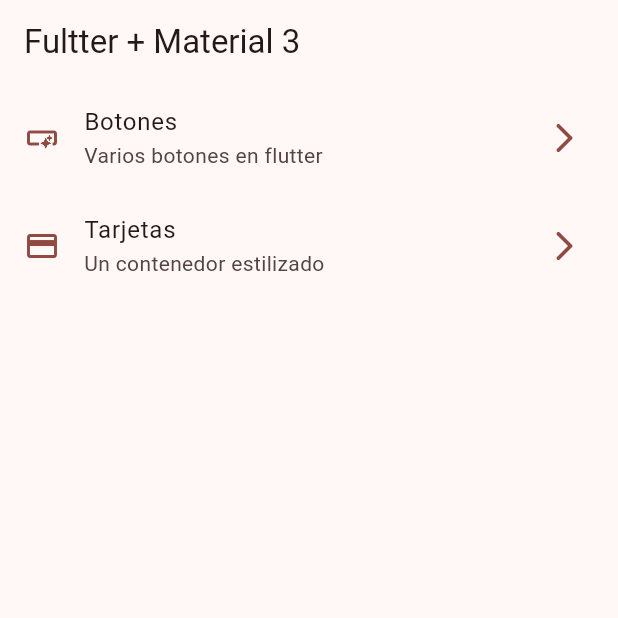
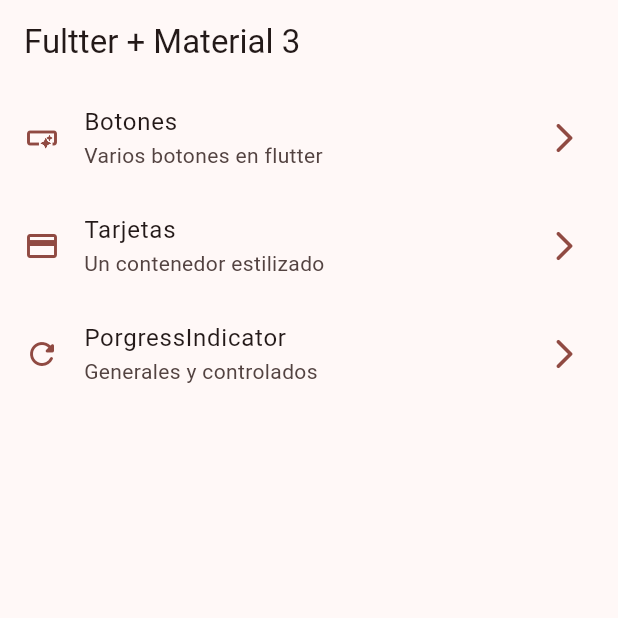
Before and after one commit to juanpjacobi/widgets_app, a Flutter app: the screen it shows after launch, on a phone screen of 412 x 824 dp, the top half of it. Run offline on Flutter 3.47's test engine with Material 3 defaults, Android fonts, the phone set to English and light mode, and no system bars; our stand-ins replace go_router.

Commit message:
progress indicators finished

```diff
--- a/lib/config/router/app_router.dart
+++ b/lib/config/router/app_router.dart
@@ -20,5 +20,10 @@ final appRouter = GoRouter(
       name: CardsScreen.name,
       builder: (context, state) => const CardsScreen(),
     ),
+    GoRoute(
+      path: '/progress',
+      name: ProgressScreen.name,
+      builder: (context, state) => const ProgressScreen(),
+    ),
   ],
 );
--- a/lib/config/theme/menu/menu_items.dart
+++ b/lib/config/theme/menu/menu_items.dart
@@ -23,5 +23,10 @@ const appMenuItems = <MenuItem>[
       title: 'Tarjetas',
       subtitle: 'Un contenedor estilizado',
       link: '/cards',
-      icon: Icons.credit_card)
+      icon: Icons.credit_card),
+  MenuItem(
+      title: 'PorgressIndicator',
+      subtitle: 'Generales y controlados',
+      link: '/progress',
+      icon: Icons.refresh_rounded)
 ];
```
Also changed, not shown: lib/presentation/screens/progress/progress_screen.dart (+76 -1 lines).
